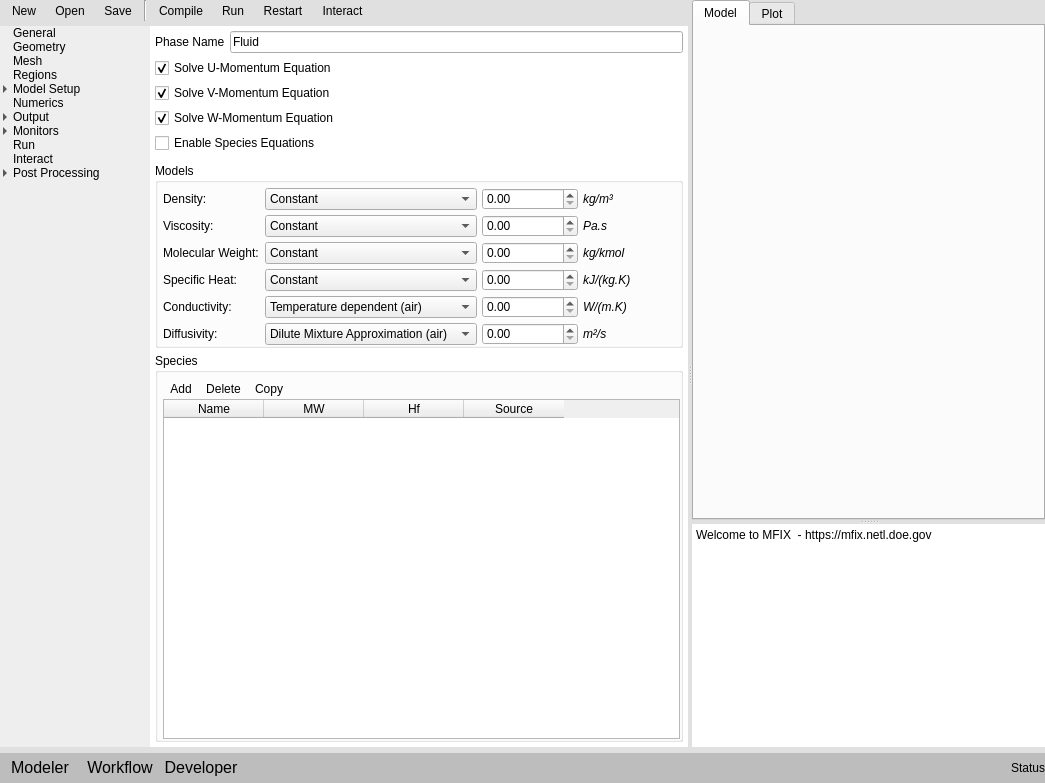
First picture: the form in gui/uifiles/gui.ui, repository truongd8593/mfix, before the edit.
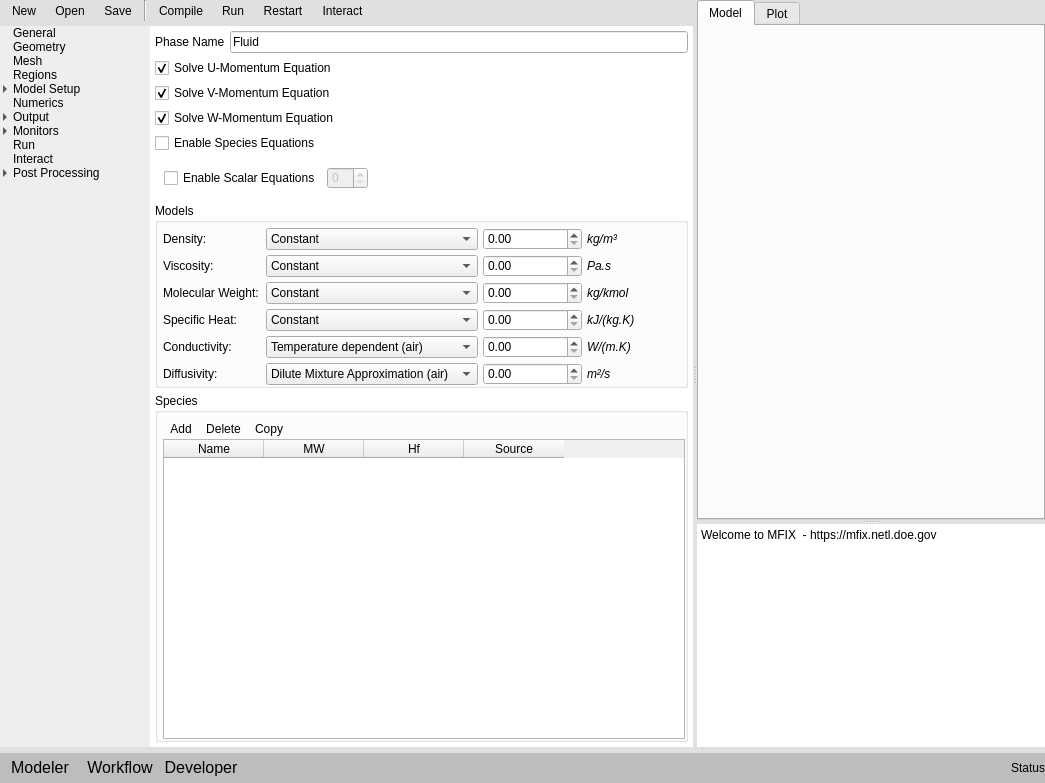
Second picture: the form after the edit. Custom widgets are drawn as their Qt base class.

Commit message: add control for fluid scalar equations, keywords NSCALAR and PHASE4SCALAR

Diff of the .ui file:
```diff
--- a/gui/uifiles/gui.ui
+++ b/gui/uifiles/gui.ui
@@ -726,32 +726,38 @@
                        <height>0</height>
                       </size>
                      </property>
-                     <widget class="QCheckBox" name="checkbox_enable_scalar_eq">
-                      <property name="geometry">
-                       <rect>
-                        <x>0</x>
-                        <y>0</y>
-                        <width>161</width>
-                        <height>16</height>
-                       </rect>
-                      </property>
+                     <layout class="QHBoxLayout" name="horizontalLayout_3">
+                      <item>
+                       <widget class="QCheckBox" name="checkbox_enable_fluid_scalar_eq">
                       <property name="text">
                        <string>Enable Scalar Equations</string>
                       </property>
                      </widget>
-                     <widget class="QSpinBox" name="spinbox_nscalar">
+                      </item>
+                      <item>
+                       <widget class="QSpinBox" name="spinbox_fluid_nscalar_eq">
                       <property name="enabled">
                        <bool>false</bool>
                       </property>
-                      <property name="geometry">
-                       <rect>
-                        <x>180</x>
-                        <y>0</y>
-                        <width>39</width>
+                        <property name="suffix">
+                         <string/>
+                        </property>
+                       </widget>
+                      </item>
+                      <item>
+                       <spacer name="horizontalSpacer_2">
+                        <property name="orientation">
+                         <enum>Qt::Horizontal</enum>
+                        </property>
+                        <property name="sizeHint" stdset="0">
+                         <size>
+                          <width>286</width>
                         <height>20</height>
-                       </rect>
-                      </property>
-                     </widget>
+                         </size>
+                        </property>
+                       </spacer>
+                      </item>
+                     </layout>
                     </widget>
                    </item>
                    <item>
```
Left out of the diff: 8 changed lines with no effect on the pictures. Lines whose indentation alone changed are shown as unchanged. The commit also changes 1 other file.
